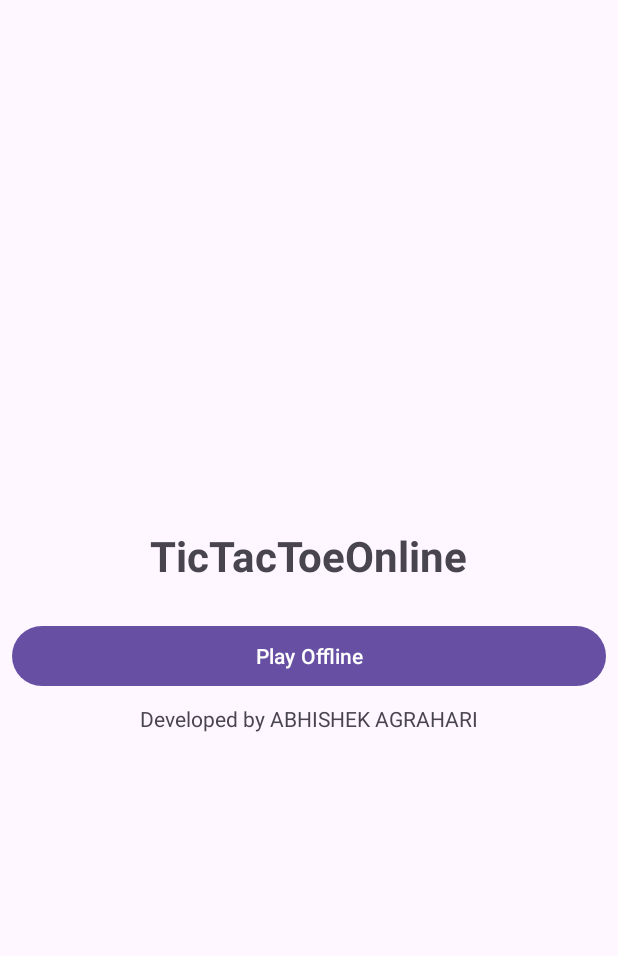
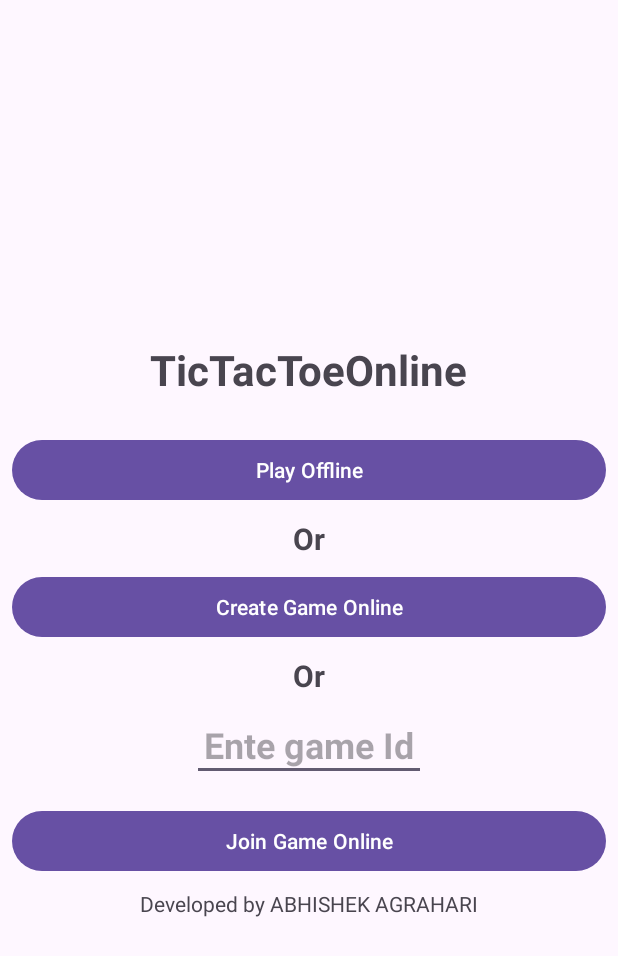
Before and after one commit to devabhishekagrahari/TicTacOnline, an Android app: the screen it shows after launch (MainActivity), on a phone screen of 412 x 824 dp. Shown: the top 956 px of the screen. Run offline under Robolectric (Android 15) with nearby library versions, the phone set to English and light mode, and no system bars; our stand-ins replace Firebase (no records; nobody signed in at launch, a user with empty details on screens opened directly).

Commit message:
TicTacOnline V 2.0

```diff
--- a/app/build.gradle.kts
+++ b/app/build.gradle.kts
@@ -1,6 +1,7 @@
 plugins {
     id("com.android.application")
     id("org.jetbrains.kotlin.android")
+    id("com.google.gms.google-services")
 }
 
 android {
@@ -44,6 +45,7 @@ dependencies {
     implementation("androidx.appcompat:appcompat:1.6.1")
     implementation("com.google.android.material:material:1.9.0")
     implementation("androidx.constraintlayout:constraintlayout:2.1.4")
+    implementation("com.google.firebase:firebase-firestore:24.10.0")
     testImplementation("junit:junit:4.13.2")
     androidTestImplementation("androidx.test.ext:junit:1.1.5")
     androidTestImplementation("androidx.test.espresso:espresso-core:3.5.1")
--- a/app/src/main/res/layout/activity_main.xml
+++ b/app/src/main/res/layout/activity_main.xml
@@ -24,6 +24,47 @@
         android:text="Play Offline"
         android:layout_margin="8dp"/>
 
+
+    <TextView
+    android:layout_width="wrap_content"
+    android:layout_height="wrap_content"
+    android:layout_gravity="center"
+        android:textSize="20sp"
+        android:textStyle="bold"
+    android:text="Or"
+    />
+    <Button
+        android:layout_width="match_parent"
+        android:layout_height="wrap_content"
+        android:id="@+id/create_online_game_btn"
+        android:text="Create Game Online"
+        android:layout_margin="8dp"/>
+
+    <TextView
+        android:layout_width="wrap_content"
+        android:layout_height="wrap_content"
+        android:layout_gravity="center"
+        android:textSize="20sp"
+        android:textStyle="bold"
+        android:text="Or"
+        />
+<EditText
+    android:layout_width="wrap_content"
+    android:layout_height="wrap_content"
+    android:id="@+id/game_id_input"
+    android:textSize="24sp"
+    android:textStyle="bold"
+    android:inputType="number"
+    android:layout_margin="8dp"
+    android:padding="8dp"
+    android:hint="Ente game Id"/>
+
+    <Button
+        android:layout_width="match_parent"
+        android:layout_height="wrap_content"
+        android:id="@+id/join_online_game_btn"
+        android:text="Join Game Online"
+        android:layout_margin="8dp"/>
     <TextView
         android:layout_width="wrap_content"
         android:layout_height="wrap_content"
@@ -33,5 +74,4 @@
 
 
 
-
 </LinearLayout>
--- a/build.gradle.kts
+++ b/build.gradle.kts
@@ -1,3 +1,8 @@
+buildscript {
+    dependencies {
+        classpath("com.google.gms:google-services:4.4.0")
+    }
+}
 // Top-level build file where you can add configuration options common to all sub-projects/modules.
 plugins {
     id("com.android.application") version "8.1.0" apply false
```
Also changed, not shown: app/src/main/java/com/example/tictactoeonline/GameActivity.kt (+18 -2 lines), app/src/main/java/com/example/tictactoeonline/GameData.kt (+20 -1 lines), app/src/main/java/com/example/tictactoeonline/MainActivity.kt (+45 -0 lines), 1 other file.
